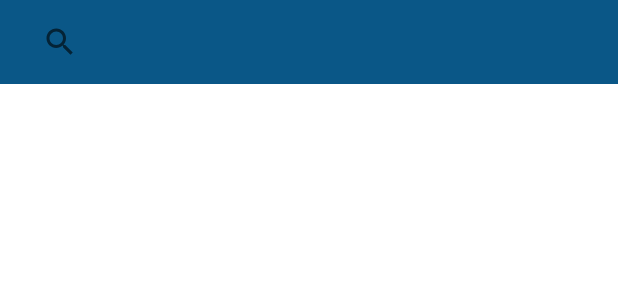
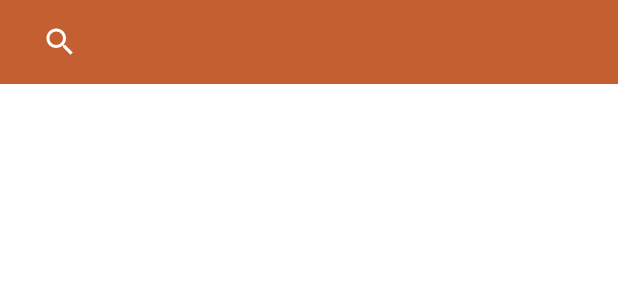
Before and after one commit to medhdj/oplay, an Android app: the layout fragment_search_programs.xml on its own in the app's theme, with its tools: preview values and no code run, on a phone screen of 412 x 824 dp. Shown: the top 300 px of the screen. Run offline under Robolectric (Android 15) with nearby library versions, the phone set to English and light mode, and no system bars.

Commit message:
update styles

```diff
--- a/app/src/main/res/layout/fragment_program_details.xml
+++ b/app/src/main/res/layout/fragment_program_details.xml
@@ -113,6 +113,7 @@
 
         <ProgressBar
             android:id="@+id/progressBar"
+            style="@style/Styles.OPlay.ProgressBar"
             visibleOrGone="@{viewModel.isLoadingData}"
             android:layout_width="wrap_content"
             android:layout_height="wrap_content"
--- a/app/src/main/res/layout/fragment_search_programs.xml
+++ b/app/src/main/res/layout/fragment_search_programs.xml
@@ -15,15 +15,14 @@
             android:background="?attr/colorPrimary"
             app:layout_constraintEnd_toEndOf="parent"
             app:layout_constraintStart_toStartOf="parent"
-            app:layout_constraintTop_toTopOf="parent">
+            app:layout_constraintTop_toTopOf="parent"
+            android:theme="@style/Theme.OPlay.AppBarOverlay">
 
             <androidx.appcompat.widget.SearchView
                 android:id="@+id/searchView"
                 android:layout_width="match_parent"
                 android:layout_height="match_parent"
                 android:focusable="true"
-                android:focusableInTouchMode="true"
-                android:focusedByDefault="true"
                 app:queryHint="@string/programs_search_hint"
                 app:searchHintIcon="@null" />
         </androidx.appcompat.widget.Toolbar>
@@ -43,6 +42,7 @@
             android:id="@+id/progressBar"
             android:layout_width="0dp"
             android:layout_height="wrap_content"
+            style="@style/Styles.OPlay.ProgressBar"
             android:visibility="gone"
             app:layout_constraintBottom_toBottomOf="parent"
             app:layout_constraintEnd_toEndOf="parent"
--- a/app/src/main/res/values-night/themes.xml
+++ b/app/src/main/res/values-night/themes.xml
@@ -2,12 +2,12 @@
     <!-- Base application theme. -->
     <style name="Theme.OPlay" parent="Theme.MaterialComponents.DayNight.DarkActionBar">
         <!-- Primary brand color. -->
-        <item name="colorPrimary">@color/blue_base</item>
-        <item name="colorPrimaryVariant">@color/blue_dark</item>
+        <item name="colorPrimary">@color/orange_base</item>
+        <item name="colorPrimaryVariant">@color/orange_dark</item>
         <item name="colorOnPrimary">@color/black</item>
         <!-- Secondary brand color. -->
-        <item name="colorSecondary">@color/pink_base</item>
-        <item name="colorSecondaryVariant">@color/pink_dark</item>
+        <item name="colorSecondary">@color/blue_base</item>
+        <item name="colorSecondaryVariant">@color/blue_dark</item>
         <item name="colorOnSecondary">@color/black</item>
         <!-- Status bar color. -->
         <item name="android:statusBarColor" tools:targetApi="l">?attr/colorPrimaryVariant</item>
--- a/app/src/main/res/values/colors.xml
+++ b/app/src/main/res/values/colors.xml
@@ -3,13 +3,13 @@
     <color name="black">#FF000000</color>
     <color name="white">#FFFFFFFF</color>
 
-    <color name="blue_base">#0A5787</color>
-    <color name="blue_light">#4C83B7</color>
-    <color name="blue_dark">#002E5A</color>
+    <color name="orange_base">#C35F31</color>
+    <color name="orange_light">#FA8E5D</color>
+    <color name="orange_dark">#8D3204</color>
 
-    <color name="pink_base">#f06292</color>
-    <color name="pink_light">#ff94c2</color>
-    <color name="pink_dark">#ba2d65</color>
+    <color name="blue_base">#1A237E</color>
+    <color name="blue_light">#534bae</color>
+    <color name="blue_dark">#000051</color>
 
     <color name="grey_500">#9e9e9e</color>
     <color name="grey_500_transparent">#799E9E9E</color>
--- a/app/src/main/res/values/styles.xml
+++ b/app/src/main/res/values/styles.xml
@@ -3,7 +3,7 @@
 
     <style name="Styles.OPlay.ProgressBar" parent="@style/Widget.AppCompat.ProgressBar">
         <item name="android:indeterminate">true</item>
-        <item name="android:indeterminateTint">@color/blue_dark</item>
+        <item name="android:indeterminateTint">@color/orange_dark</item>
         <item name="android:indeterminateTintMode">src_in</item>
     </style>
 </resources>
--- a/app/src/main/res/values/themes.xml
+++ b/app/src/main/res/values/themes.xml
@@ -1,14 +1,16 @@
 <resources xmlns:tools="http://schemas.android.com/tools">
     <!-- Base application theme. -->
+    S
+
     <style name="Theme.OPlay" parent="Theme.MaterialComponents.DayNight.DarkActionBar">
         <!-- Primary brand color. -->
-        <item name="colorPrimary">@color/blue_base</item>
-        <item name="colorPrimaryVariant">@color/blue_dark</item>
+        <item name="colorPrimary">@color/orange_base</item>
+        <item name="colorPrimaryVariant">@color/orange_dark</item>
         <item name="colorOnPrimary">@color/white</item>
 
         <!-- Secondary brand color. -->
-        <item name="colorSecondary">@color/pink_base</item>
-        <item name="colorSecondaryVariant">@color/pink_dark</item>
+        <item name="colorSecondary">@color/blue_base</item>
+        <item name="colorSecondaryVariant">@color/blue_dark</item>
         <item name="colorOnSecondary">@color/black</item>
 
         <!-- Status bar color. -->
@@ -28,7 +30,10 @@
         <item name="windowNoTitle">true</item>
     </style>
 
-    <style name="Theme.OPlay.AppBarOverlay" parent="ThemeOverlay.AppCompat.Dark.ActionBar" />
+    <style name="Theme.OPlay.AppBarOverlay" parent="ThemeOverlay.AppCompat.Dark.ActionBar" >
+        <item name="android:editTextColor">@android:color/white</item>
+        <item name="android:textColorHint">@android:color/white</item>
+    </style>
 
     <style name="Theme.OPlay.PopupOverlay" parent="ThemeOverlay.AppCompat.Light" />
 </resources>
```
Also changed, not shown: 3 other files.
